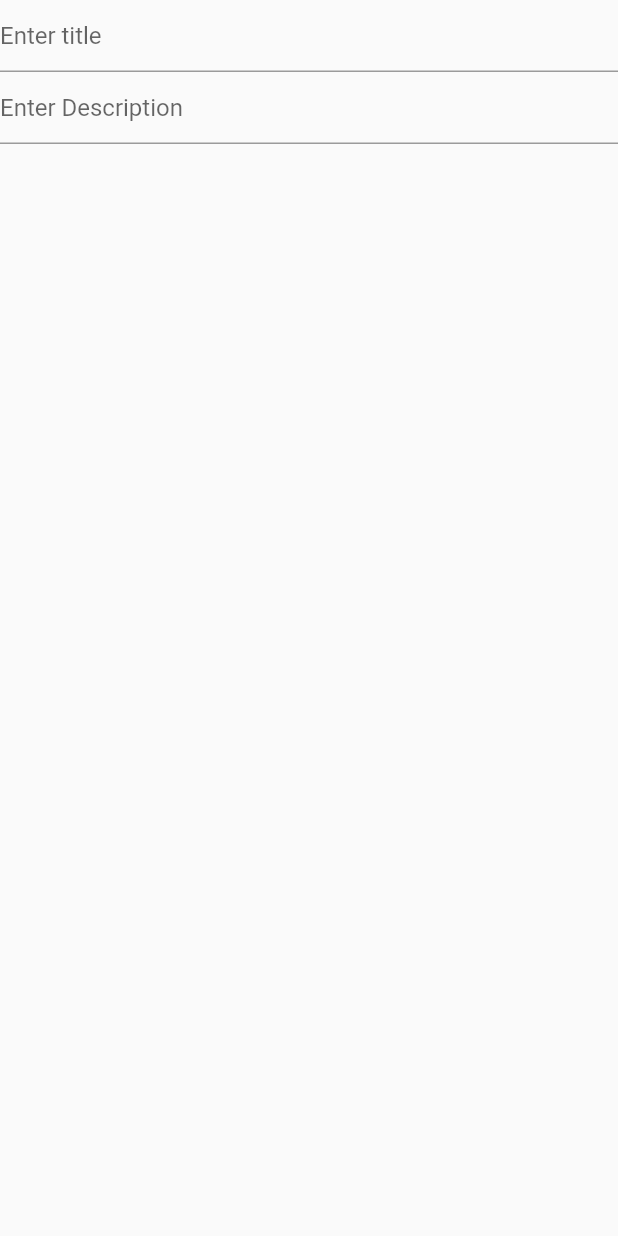
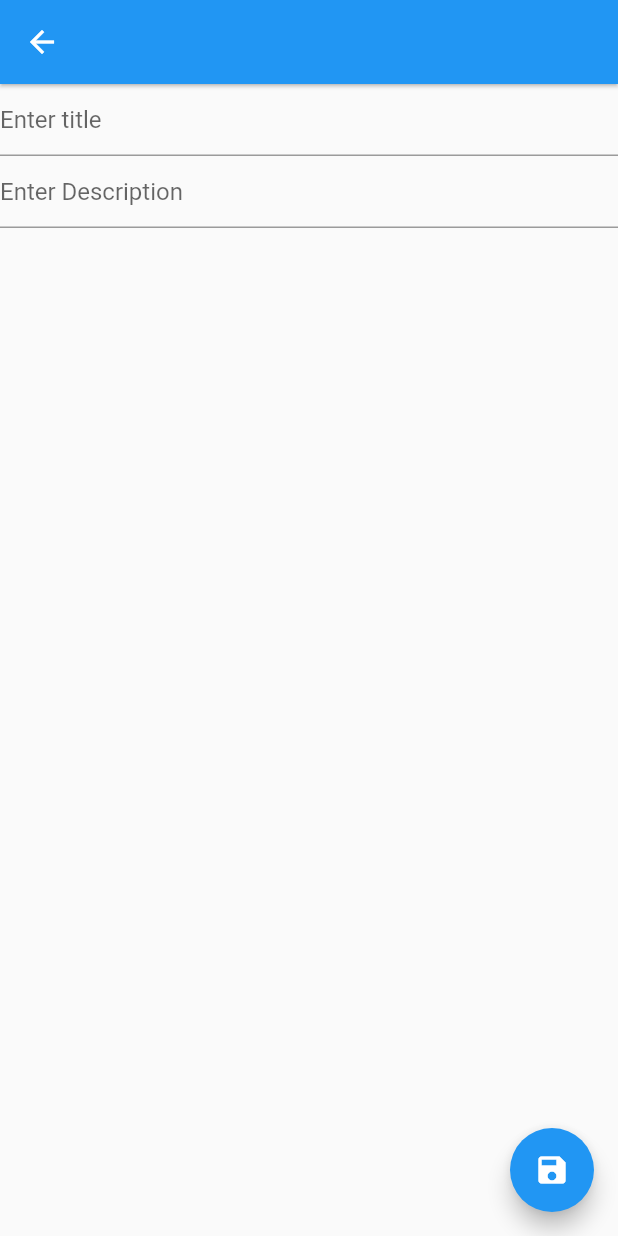
Before and after one commit to lordVelisch/flutter-todo, a Flutter app: the TodoEditRoute screen opened directly with empty values, on a phone screen of 412 x 824 dp. Run offline on Flutter 3.47's test engine with Material 2 defaults, Android fonts, the phone set to English and light mode, and no system bars.

Commit message:
fix navigation in todoroute add add feature add functionality for save and edit.

```diff
--- a/lib/todo_edit_route.dart
+++ b/lib/todo_edit_route.dart
@@ -1,11 +1,12 @@
 import 'package:flutter/material.dart';
 import 'main.dart';
+import 'todo_route.dart';
 
 class TodoEditRoute extends StatefulWidget {
 
-  final Todo myTodo;
+  Todo myTodo;
 
-  const TodoEditRoute({@required this.myTodo}) : assert (myTodo != null);
+  TodoEditRoute({@required this.myTodo}) : assert (myTodo != null);
 
   @override
   TodoEditRouteState createState() => TodoEditRouteState();
@@ -13,26 +14,58 @@ class TodoEditRoute extends StatefulWidget {
 
 class TodoEditRouteState extends State<TodoEditRoute> {
 
+
+  var titleController;
+  var descriptionController;
+
+
+  @override
+  void dispose() {
+    titleController.dispose();
+    super.dispose();
+  }
+
+
   @override
   Widget build(BuildContext context) {
-    return Container(
+    titleController = new TextEditingController(text: widget.myTodo.title);
+    descriptionController = new TextEditingController(text: widget.myTodo.description);
+    return Scaffold(
+      appBar: AppBar(
+        elevation: 1.0,
+        title: Text(widget.myTodo.title),
+      ),
+      floatingActionButton: FloatingActionButton(
+          onPressed: () => _saveTodo(widget.myTodo),
+          child: Icon(Icons.save),
+      ),
+      body: Container(
         child: Column(
           children: <Widget>[
             TextFormField(
-            initialValue: widget.myTodo.title,
+             // initialValue: widget.myTodo.title,
               decoration: InputDecoration(
                 hintText: "Enter title",
               ),
+              controller: titleController,
             ),
             TextFormField(
-            initialValue: widget.myTodo.description,
+              //initialValue: widget.myTodo.description,
               decoration: InputDecoration(
                 hintText: "Enter Description"
               ),
+              controller: descriptionController,
             )
           ],
+        ),
       ),
     );
   }
 
+  _saveTodo(Todo todo) {
+    todo.title = titleController.text;
+    todo.description = descriptionController.text;
+    Navigator.of(context).pop();
   }
+
+}
```
Also changed, not shown: lib/main.dart (+8 -38 lines), lib/todo_route.dart (+23 -0 lines). Lines whose indentation alone changed are shown as unchanged.
